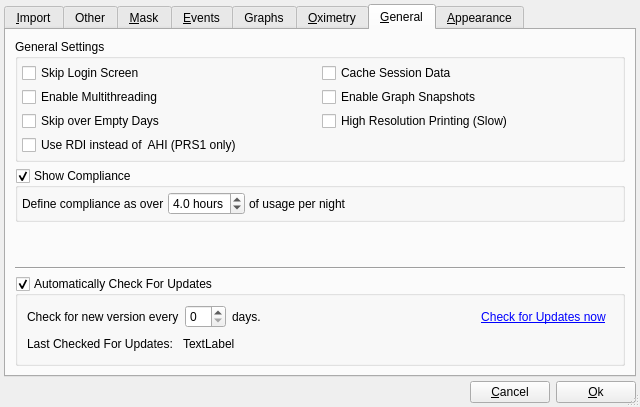
Old version of the form preferencesdialog.ui in the repository sbonaime/sleepyhead-code..
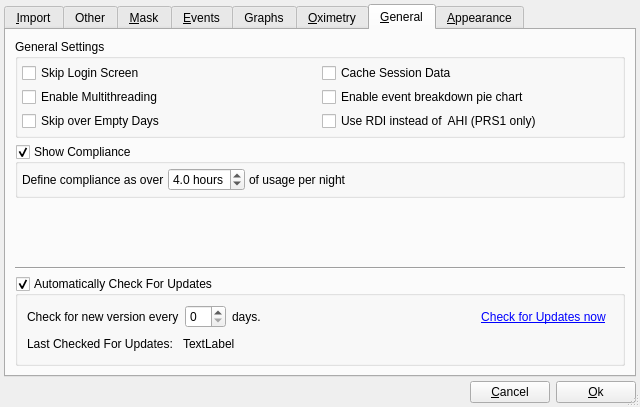
New version of the form. Icons and pictures are not drawn.

Commit message: Remove HiRes Printing option (as it's all HighRes now), and re-enabled AntiAliasing for mac

Diff of the .ui file:
```diff
--- a/preferencesdialog.ui
+++ b/preferencesdialog.ui
@@ -1228,18 +1228,11 @@
 this application to be unstable with this feature enabled.</string>
             </property>
             <property name="text">
-             <string>Enable Graph Snapshots</string>
+             <string>Enable event breakdown pie chart</string>
             </property>
            </widget>
           </item>
           <item row="4" column="1">
-           <widget class="QCheckBox" name="highResolutionPrinting">
-            <property name="text">
-             <string>High Resolution Printing (Slow)</string>
-            </property>
-           </widget>
-          </item>
-          <item row="5" column="0">
            <widget class="QCheckBox" name="AddRERAtoAHI">
             <property name="text">
              <string>Use RDI instead of  AHI (PRS1 only)</string>
```
Left out of the diff: 2 changed lines with no effect on the pictures. The commit also changes 5 other files.
